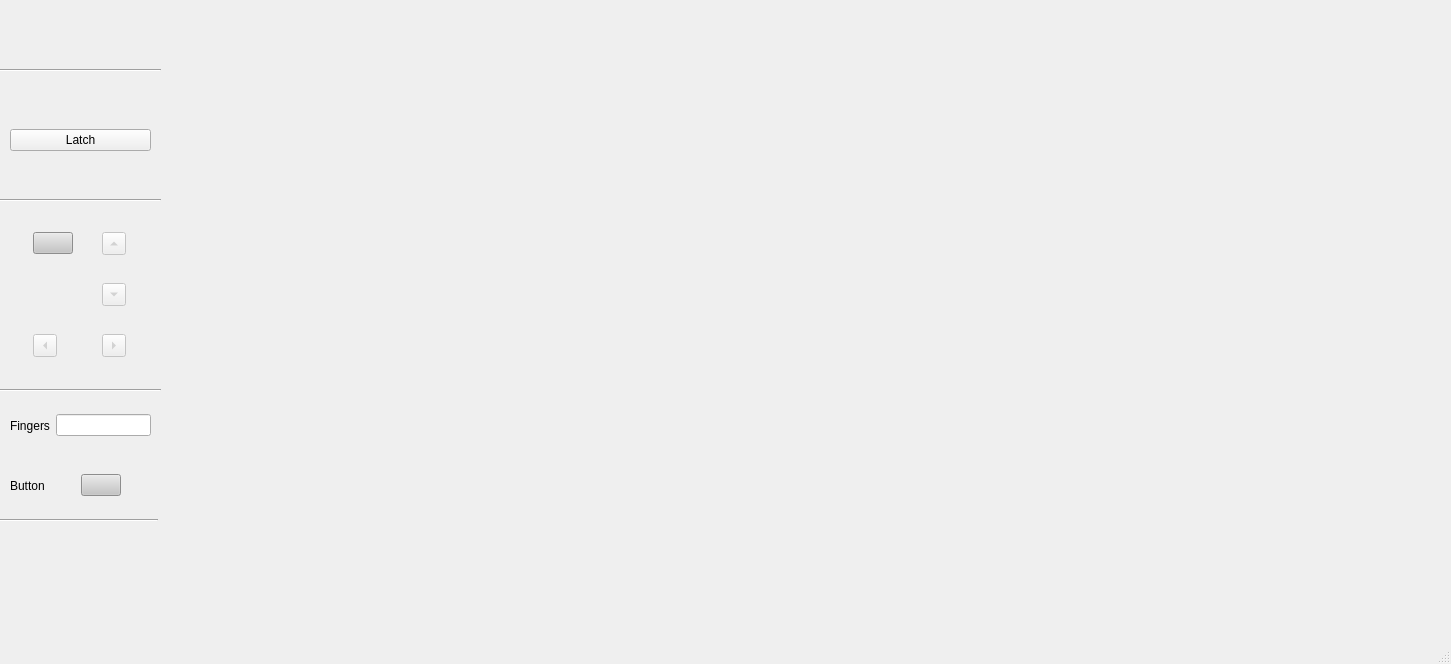
The window that pyqt/mainWindow.ui (SarathM1/OpenCV2) describes before a commit, drawn with Qt 5.
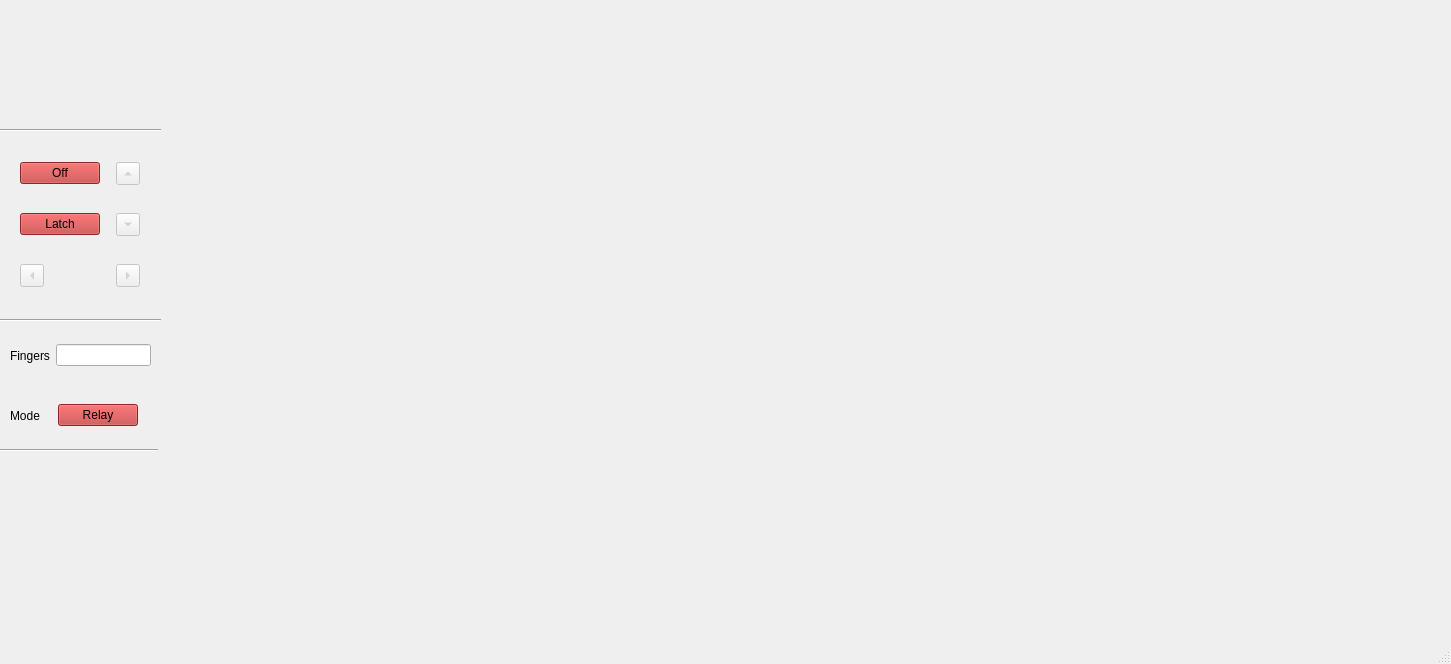
The same window after the commit.

What changed in the file:
```diff
--- a/pyqt/mainWindow.ui
+++ b/pyqt/mainWindow.ui
@@ -17,8 +17,8 @@
    <widget class="QLabel" name="videoFrame">
     <property name="geometry">
      <rect>
-      <x>160</x>
-      <y>2</y>
+      <x>150</x>
+      <y>20</y>
       <width>1271</width>
       <height>611</height>
      </rect>
@@ -27,36 +27,11 @@
      <string/>
     </property>
    </widget>
-   <widget class="QWidget" name="verticalLayoutWidget">
-    <property name="geometry">
-     <rect>
-      <x>10</x>
-      <y>90</y>
-      <width>141</width>
-      <height>101</height>
-     </rect>
-    </property>
-    <layout class="QVBoxLayout" name="verticalLayout">
-     <item>
-      <widget class="QPushButton" name="latch_button">
-       <property name="text">
-        <string>Latch</string>
-       </property>
-       <property name="shortcut">
-        <string>Z</string>
-       </property>
-       <property name="autoRepeat">
-        <bool>true</bool>
-       </property>
-      </widget>
-     </item>
-    </layout>
-   </widget>
    <widget class="QWidget" name="gridLayoutWidget">
     <property name="geometry">
      <rect>
       <x>10</x>
-      <y>210</y>
+      <y>140</y>
       <width>141</width>
       <height>171</height>
      </rect>
@@ -117,11 +92,21 @@
      <item row="0" column="0">
       <widget class="QPushButton" name="stop">
        <property name="styleSheet">
-        <string notr="true">background-color :rgb(197, 197, 197) ;
-border-color: rgb(42, 42, 42);</string>
+        <string notr="true">background-color :rgb(190, 56, 56) ;</string>
        </property>
        <property name="text">
-        <string/>
+        <string>Off</string>
+       </property>
+      </widget>
+     </item>
+     <item row="1" column="0">
+      <widget class="QPushButton" name="latch">
+       <property name="styleSheet">
+        <string notr="true">background-color :rgb(190, 56, 56) ; ;
+</string>
+       </property>
+       <property name="text">
+        <string>Latch</string>
        </property>
       </widget>
      </item>
@@ -131,7 +116,7 @@
     <property name="geometry">
      <rect>
       <x>0</x>
-      <y>190</y>
+      <y>120</y>
       <width>161</width>
       <height>20</height>
      </rect>
@@ -144,20 +129,7 @@
     <property name="geometry">
      <rect>
       <x>0</x>
-      <y>380</y>
-      <width>161</width>
-      <height>20</height>
-     </rect>
-    </property>
-    <property name="orientation">
-     <enum>Qt::Horizontal</enum>
-    </property>
-   </widget>
-   <widget class="Line" name="line_4">
-    <property name="geometry">
-     <rect>
-      <x>0</x>
-      <y>60</y>
+      <y>310</y>
       <width>161</width>
       <height>20</height>
      </rect>
@@ -170,7 +142,7 @@
     <property name="geometry">
      <rect>
       <x>-3</x>
-      <y>510</y>
+      <y>440</y>
       <width>161</width>
       <height>20</height>
      </rect>
@@ -183,7 +155,7 @@
     <property name="geometry">
      <rect>
       <x>10</x>
-      <y>400</y>
+      <y>330</y>
       <width>141</width>
       <height>51</height>
      </rect>
@@ -212,7 +184,7 @@
     <property name="geometry">
      <rect>
       <x>10</x>
-      <y>460</y>
+      <y>390</y>
       <width>141</width>
       <height>51</height>
      </rect>
@@ -224,7 +196,7 @@
         <bool>true</bool>
        </property>
        <property name="text">
-        <string>Button</string>
+        <string>Mode</string>
        </property>
       </widget>
      </item>
@@ -244,11 +216,11 @@
      <item>
       <widget class="QPushButton" name="button">
        <property name="styleSheet">
-        <string notr="true">background-color :rgb(197, 197, 197) ;
-border-color: rgb(42, 42, 42);</string>
+        <string notr="true">background-color :rgb(190, 56, 56) ; ;
+</string>
        </property>
        <property name="text">
-        <string/>
+        <string>Relay</string>
        </property>
       </widget>
      </item>
```
Left out of the diff: 12 changed lines with no effect on the pictures.
